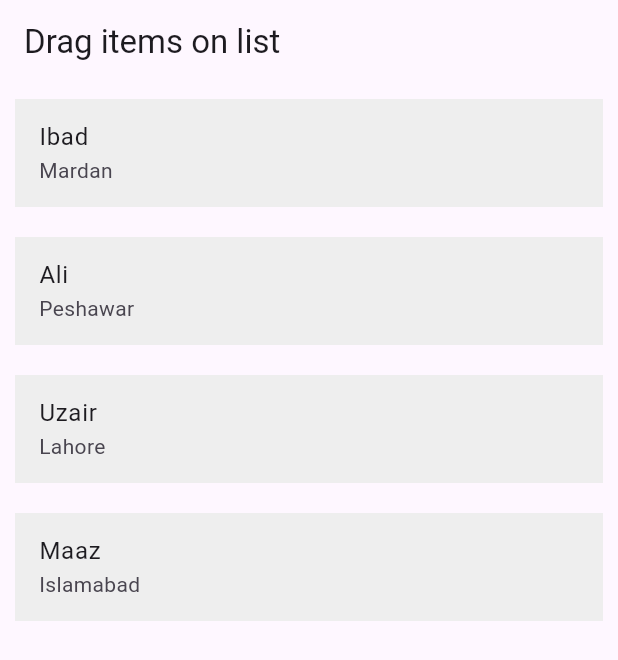
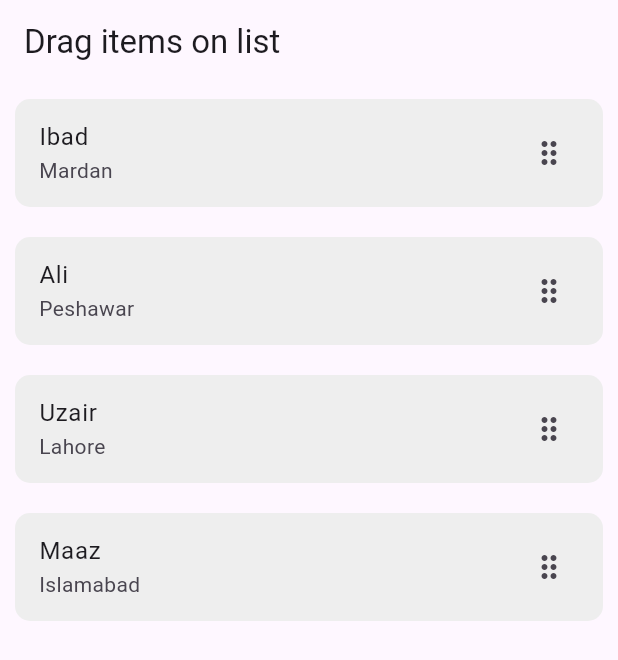
Before and after one commit to meibadkhan/test, a Flutter app: the screen it shows after launch, on a phone screen of 412 x 824 dp. Shown: the top 660 px of the screen. Run offline on Flutter 3.47's test engine with Material 3 defaults, Android fonts, the phone set to English and light mode, and no system bars; our stand-ins replace shared_preferences.

Commit message:
nothings to done

```diff
--- a/lib/home_screen.dart
+++ b/lib/home_screen.dart
@@ -71,10 +71,14 @@ class _HomePageState extends State<HomePage> {
           final person = items[index];
           return Container(
             key: ValueKey(person),
-            color: Colors.grey[200],
+            decoration:BoxDecoration(
+              color: Colors.grey[200],
+borderRadius: BorderRadius.circular(10)
+            )
+,
             margin: const EdgeInsets.symmetric(horizontal: 10, vertical: 10),
             child: ListTile(
-
+trailing: Icon(Icons.drag_indicator_rounded),
               title: Text(person.name ?? ''),
               subtitle: Text(person.address ?? ''),
             ),
```
Also changed, not shown: pubspec.lock.
